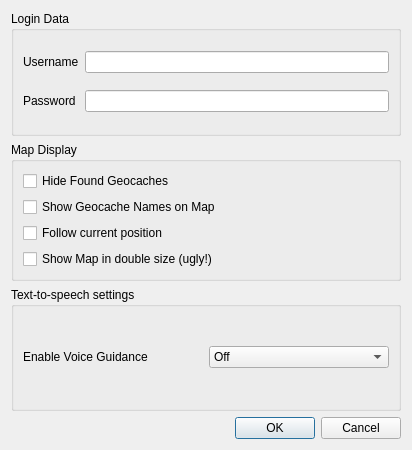
Above: files/qt/OptionsDialog.ui from danielfett/advancedcaching before the change. Below: the same form after it.
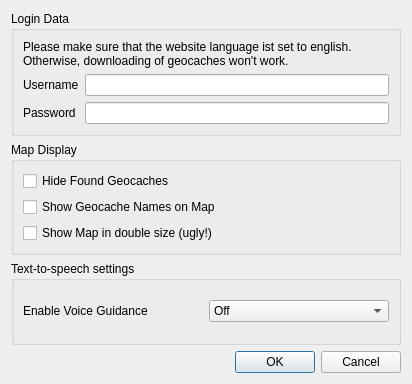
That is the form after the change.

Commit message: Working options dialog, mouse navigation on map, etc.

What changed in the file:
```diff
--- a/files/qt/OptionsDialog.ui
+++ b/files/qt/OptionsDialog.ui
@@ -7,7 +7,7 @@
     <x>0</x>
     <y>0</y>
     <width>412</width>
-    <height>450</height>
+    <height>384</height>
    </rect>
   </property>
   <property name="windowTitle">
@@ -20,27 +20,43 @@
       <string>Login Data</string>
      </property>
      <layout class="QGridLayout" name="gridLayout">
-      <item row="0" column="0">
+      <item row="1" column="0">
        <widget class="QLabel" name="label">
         <property name="text">
          <string>Username</string>
         </property>
        </widget>
       </item>
-      <item row="0" column="1">
+      <item row="1" column="1">
        <widget class="QLineEdit" name="lineEditUserName"/>
       </item>
-      <item row="1" column="0">
+      <item row="2" column="0">
        <widget class="QLabel" name="label_2">
         <property name="text">
          <string>Password</string>
         </property>
        </widget>
       </item>
-      <item row="1" column="1">
+      <item row="2" column="1">
        <widget class="QLineEdit" name="lineEditPassword">
         <property name="inputMethodHints">
-         <set>Qt::ImhHiddenText</set>
+         <set>Qt::ImhNone</set>
+        </property>
+        <property name="echoMode">
+         <enum>QLineEdit::PasswordEchoOnEdit</enum>
+        </property>
+       </widget>
+      </item>
+      <item row="0" column="0" colspan="2">
+       <widget class="QLabel" name="label_4">
+        <property name="text">
+         <string>Please make sure that the website language ist set to english. Otherwise, downloading of geocaches won't work.</string>
+        </property>
+        <property name="scaledContents">
+         <bool>false</bool>
+        </property>
+        <property name="wordWrap">
+         <bool>true</bool>
         </property>
        </widget>
       </item>
@@ -61,13 +77,6 @@
        </widget>
       </item>
       <item row="2" column="0">
-       <widget class="QCheckBox" name="checkBoxFollow">
-        <property name="text">
-         <string>Follow current position</string>
-        </property>
-       </widget>
-      </item>
-      <item row="3" column="0">
        <widget class="QCheckBox" name="checkBoxDoubleSize">
         <property name="text">
          <string>Show Map in double size (ugly!)</string>
```
The commit also changes 18 other files.
